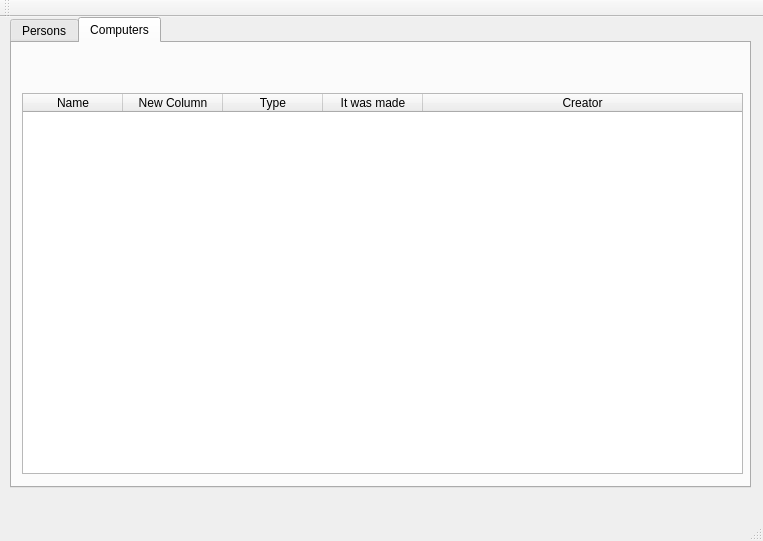
Above: mainwindow.ui from hogniR/verklegt52 before the change. Below: the same form after it.
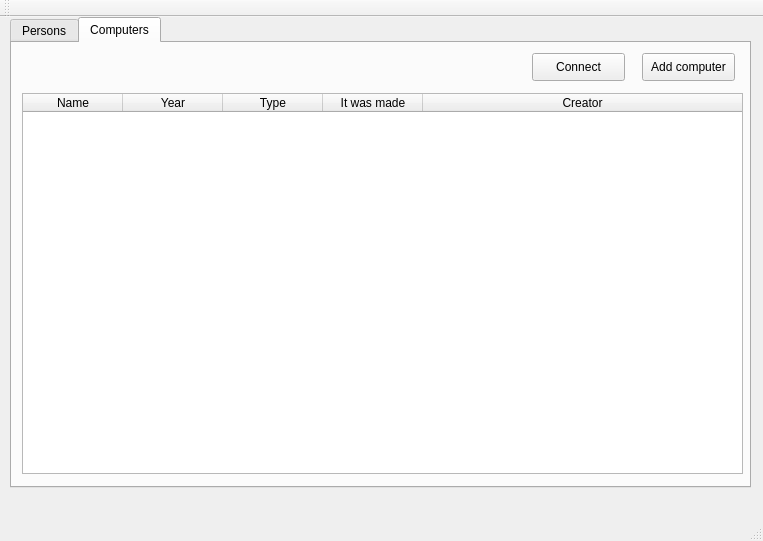
That is the form after the change. The open tabs and pages were chosen to show the change.

Commit message: bætti vid add computer, person og connect

The edit to the form file:
```diff
--- a/mainwindow.ui
+++ b/mainwindow.ui
@@ -111,7 +111,7 @@
       </column>
       <column>
        <property name="text">
-        <string>New Column</string>
+        <string>Year</string>
        </property>
       </column>
       <column>
@@ -130,6 +130,32 @@
        </property>
       </column>
      </widget>
+     <widget class="QPushButton" name="addComputerButton">
+      <property name="geometry">
+       <rect>
+        <x>630</x>
+        <y>10</y>
+        <width>93</width>
+        <height>28</height>
+       </rect>
+      </property>
+      <property name="text">
+       <string>Add computer</string>
+      </property>
+     </widget>
+     <widget class="QPushButton" name="connectButton">
+      <property name="geometry">
+       <rect>
+        <x>520</x>
+        <y>10</y>
+        <width>93</width>
+        <height>28</height>
+       </rect>
+      </property>
+      <property name="text">
+       <string>Connect</string>
+      </property>
+     </widget>
     </widget>
    </widget>
   </widget>
```
Left out of the diff: 28 changed lines with no effect on the pictures. The commit also changes 12 other files.
